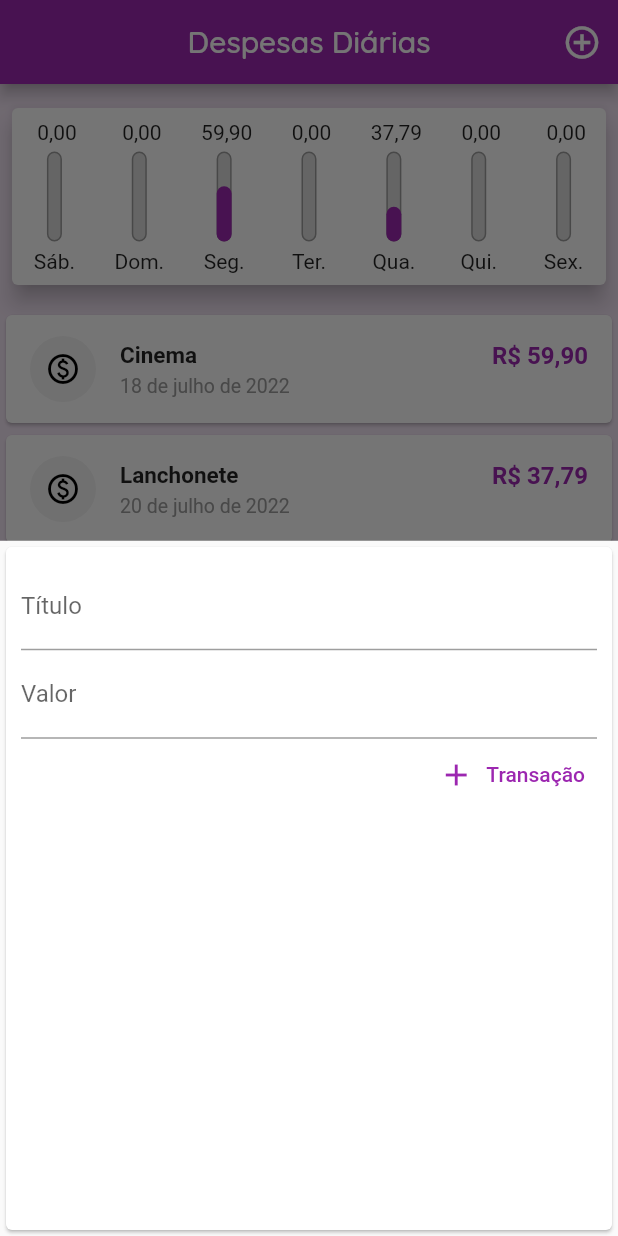
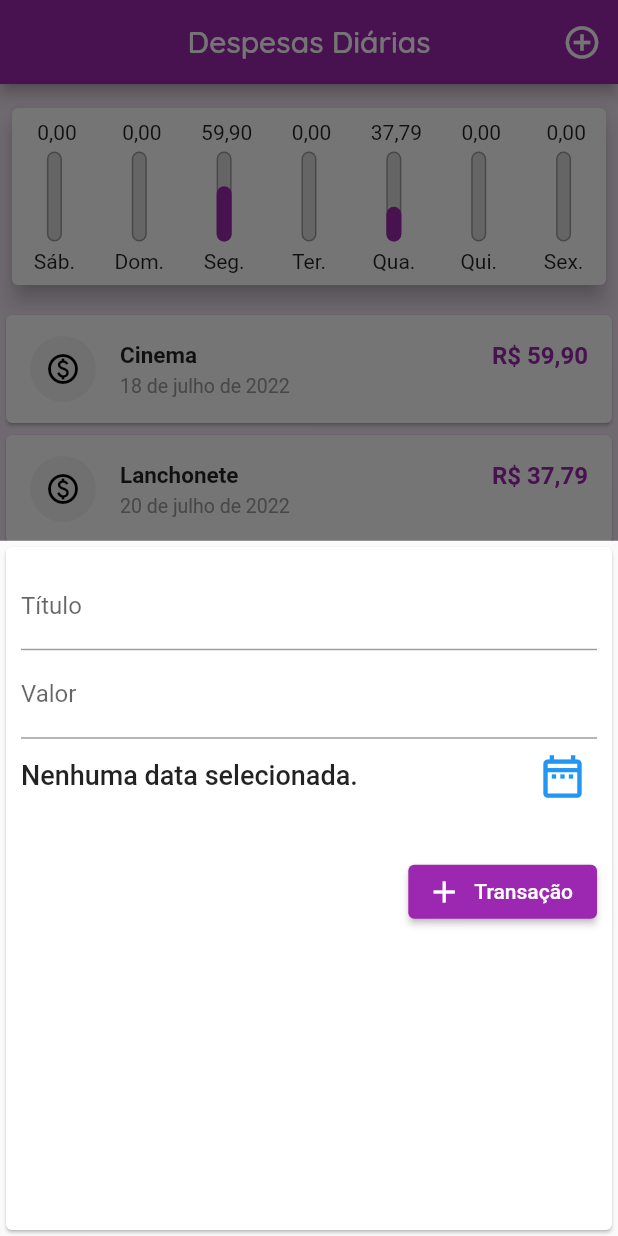
Before and after one commit to isaacscardoso/expenses-diary-app, a Flutter app: the screen it shows after launch, after a tap on the "add" icon, on a phone screen of 412 x 824 dp. Run offline on Flutter 3.47's test engine with Material 2 defaults, Android fonts, the phone set to English and light mode, and no system bars; Roboto replaces fonts that are missing (NotoSans).

Commit message:
Adding the date calendar to the registration modal.

```diff
--- a/lib/components/transaction_form.dart
+++ b/lib/components/transaction_form.dart
@@ -1,6 +1,7 @@
 import 'package:flutter/material.dart';
 import 'package:flutter/services.dart';
 import 'package:expenses_diary/formatters/currency_brl_mask.dart';
+import 'package:intl/intl.dart';
 
 class TransactionForm extends StatefulWidget {
   const TransactionForm({Key? key, required this.onSubmitForm})
@@ -13,12 +14,13 @@ class TransactionForm extends StatefulWidget {
 }
 
 class _TransactionFormState extends State<TransactionForm> {
-  TextEditingController titleController = TextEditingController();
-  TextEditingController valueController = TextEditingController();
+  final TextEditingController _titleController = TextEditingController();
+  final TextEditingController _valueController = TextEditingController();
+  DateTime? _selectedDate;
 
   void _onSubmitForm() {
-    String title = titleController.text;
-    String reformatValue = valueController.text
+    String title = _titleController.text;
+    String reformatValue = _valueController.text
         .replaceAll('R\$', '')
         .replaceAll('.', '')
         .replaceAll(',', '.');
@@ -30,6 +32,19 @@ class _TransactionFormState extends State<TransactionForm> {
     }
   }
 
+  _showDatePicker() {
+    showDatePicker(
+      context: context,
+      initialDate: DateTime.now(),
+      firstDate: DateTime(DateTime.now().year - 1),
+      lastDate: DateTime(DateTime.now().year + 10),
+    ).then((date) {
+      setState(() {
+        _selectedDate = date;
+      });
+    });
+  }
+
   @override
   Widget build(BuildContext context) {
     return Card(
@@ -38,13 +53,13 @@ class _TransactionFormState extends State<TransactionForm> {
         child: Column(
           children: <Widget>[
             TextField(
-              controller: titleController,
+              controller: _titleController,
               decoration: const InputDecoration(
                 labelText: 'Título',
               ),
             ),
             TextField(
-              controller: valueController,
+              controller: _valueController,
               keyboardType: TextInputType.number,
               inputFormatters: [
                 FilteringTextInputFormatter.digitsOnly,
@@ -55,9 +70,34 @@ class _TransactionFormState extends State<TransactionForm> {
               ),
             ),
             Row(
+              mainAxisAlignment: MainAxisAlignment.spaceBetween,
+              children: <Widget>[
+                Text(
+                  _selectedDate == null
+                      ? 'Nenhuma data selecionada.'
+                      : 'Data: ${DateFormat.yMd('pt_BR').format(_selectedDate!)}',
+                  style: const TextStyle(
+                    fontSize: 18,
+                    fontWeight: FontWeight.w500,
+                  ),
+                ),
+                IconButton(
+                  onPressed: _showDatePicker,
+                  icon: Icon(
+                    Icons.date_range_outlined,
+                    size: 34,
+                    color: Theme.of(context).primaryColor,
+                  ),
+                ),
+              ],
+            ),
+            const SizedBox(
+              height: 30,
+            ),
+            Row(
               mainAxisAlignment: MainAxisAlignment.end,
               children: <Widget>[
-                TextButton.icon(
+                ElevatedButton.icon(
                   onPressed: _onSubmitForm,
                   icon: const Icon(Icons.add),
                   label: const Text('Transação'),
```
